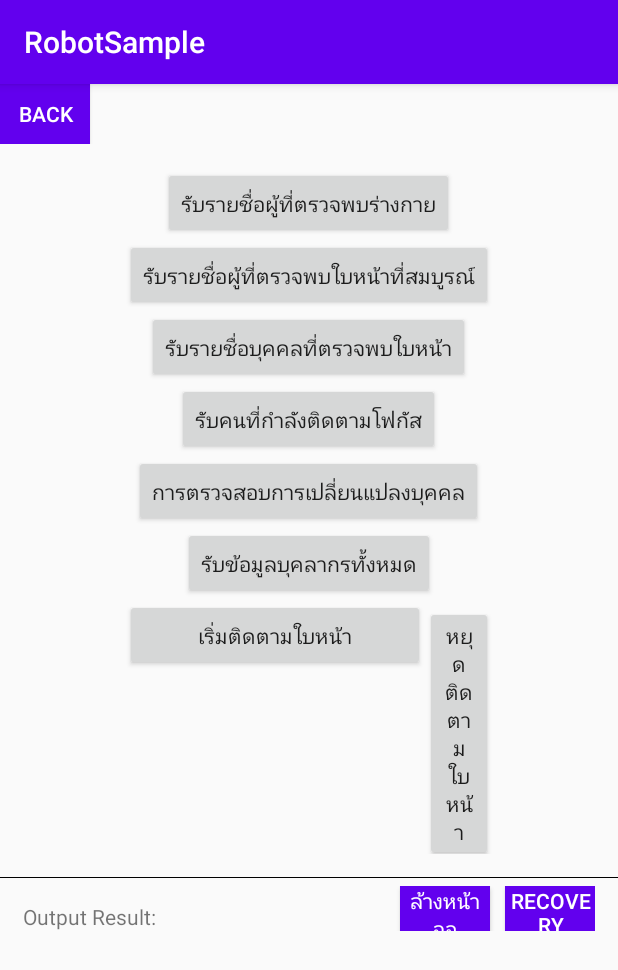
After one commit to Garfieldnara/RobotSample-main, an Android app: the fragment ActivePersonFragment placed in its activity, on a phone screen of 412 x 824 dp. The commit adds this screen. Shown: the top 970 px of the screen. Run offline under Robolectric (Android 15) with nearby library versions, the phone set to English and light mode, and no system bars.

Commit message:
test follow focus

```diff
--- /dev/null
+++ b/app/src/main/java/com/ainirobot/robotos/fragment/ActivePersonFragment.java
@@ -0,0 +1,204 @@
+package com.ainirobot.robotos.fragment;
+
+import android.content.Context;
+import android.util.Log;
+import android.view.View;
+import android.widget.Button;
+
+import androidx.fragment.app.Fragment;
+
+import com.ainirobot.coreservice.client.Definition;
+import com.ainirobot.coreservice.client.RobotApi;
+import com.ainirobot.coreservice.client.listener.ActionListener;
+import com.ainirobot.coreservice.client.listener.Person;
+import com.ainirobot.coreservice.client.person.PersonApi;
+import com.ainirobot.coreservice.client.person.PersonListener;
+import com.ainirobot.robotos.LogTools;
+import com.ainirobot.robotos.R;
+
+import java.util.List;
+
+import static com.ainirobot.base.upload.CrashlyticsCore.TAG;
+
+public class ActivePersonFragment extends BaseFragment {
+    int id; //face id
+    int angle; //face angle
+    double distance; //distance
+    int headSpeed; //robot head speed
+    long latency; //data latency
+    int facewidth; //facewidth
+    int faceheight; //faceheight
+    double faceAngleX; //X-axis angle of face
+    double faceAngleY; //Y-axis angle of face
+    double angleInView; //The angle of the person relative to the robot's head
+    int faceX; //X-axis coordinate of face
+    int faceY; //Y-axis coordinate of face
+    int bodyX; //X-axis coordinate of human body
+    int bodyY; //Y-axis coordinate of human body
+    String remoteFaceId; //Remote registration id
+    int age; //human age
+    String gender; //human gender
+    int glasses;//if human wearing glasses
+
+    private Button mPersonChangeMonitoring;
+    private Button mGetAllPersonnelInformation;
+    private Button mGetListPeopleDetectedBody;
+    private Button mGetListPeopleDetectedFaces;
+    private Button mGetListPeopleDetectedCompleteFaces;
+    private Button mGetPersonFollowingFocus;
+    private Button mStartFollowFocus;
+    private Button mStopFollowFocus;
+
+    @Override
+    public View onCreateView(Context context) {
+        View root = mInflater.inflate(R.layout.active_person, null, false);
+        initViews(root);
+        return root;
+    }
+
+    private void initViews(View root) {
+        mPersonChangeMonitoring = (Button) root.findViewById(R.id.Person_Change_Monitoring);
+        mGetAllPersonnelInformation = (Button) root.findViewById(R.id.Get_All_Personnel_Information);
+        mGetListPeopleDetectedBody = (Button) root.findViewById(R.id.Get_List_People_Detected_Body);
+        mGetListPeopleDetectedFaces = (Button) root.findViewById(R.id.Get_List_People_Detected_Faces);
+        mGetListPeopleDetectedCompleteFaces = (Button) root.findViewById(R.id.Get_List_People_Detected_Complete_Faces);
+        mGetPersonFollowingFocus = (Button) root.findViewById(R.id.Get_Person_Following_Focus);
+        mStartFollowFocus = (Button) root.findViewById(R.id.start_follow_focus);
+        mStopFollowFocus = (Button) root.findViewById(R.id.stop_follow_focus);
+
+        mPersonChangeMonitoring.setOnClickListener(new View.OnClickListener() {
+            @Override
+            public void onClick(View v) {
+
+            }
+        });
+
+        mGetAllPersonnelInformation.setOnClickListener(new View.OnClickListener() {
+            @Override
+            public void onClick(View v) {
+                List<Person> personList = PersonApi.getInstance().getAllPersons();
+                for (int i = 0; i < personList.size(); i++) {
+//                    for (int j = 0; j < personList.get(i))
+                    LogTools.info(personList.get(i).toString());
+//                    System.out.println(personList.get(i));
+                }
+            }
+        });
+
+        mGetListPeopleDetectedBody.setOnClickListener(new View.OnClickListener() {
+            @Override
+            public void onClick(View v) {
+                List<Person> personList = PersonApi.getInstance().getAllBodyList();
+                for (int i = 0; i < personList.size(); i++) {
+                    LogTools.info(personList.get(i).toString());
+//                    System.out.println(personList.get(i));
+                }
+            }
+        });
+
+        mGetListPeopleDetectedFaces.setOnClickListener(new View.OnClickListener() {
+            @Override
+            public void onClick(View v) {
+                List<Person> personList = PersonApi.getInstance().getAllFaceList();
+                for (int i = 0; i < personList.size(); i++) {
+                    LogTools.info(personList.get(i).toString());
+//                    System.out.println(personList.get(i));
+                }
+            }
+        });
+
+        mGetListPeopleDetectedCompleteFaces.setOnClickListener(new View.OnClickListener() {
+            @Override
+            public void onClick(View v) {
+                List<Person> personList = PersonApi.getInstance().getCompleteFaceList();
+                for (int i = 0; i < personList.size(); i++) {
+                    LogTools.info(personList.get(i).toString());
+//                    System.out.println(personList.get(i));
+                }
+            }
+        });
+
+        mGetPersonFollowingFocus.setOnClickListener(new View.OnClickListener() {
+            @Override
+            public void onClick(View v) {
+                Person person = PersonApi.getInstance().getFocusPerson();
+                LogTools.info(person.toString());
+            }
+        });
+
+        mStartFollowFocus.setOnClickListener(new View.OnClickListener() {
+            @Override
+            public void onClick(View v) {
+                focusFollow();
+            }
+        });
+
+        mStopFollowFocus.setOnClickListener(new View.OnClickListener() {
+            @Override
+            public void onClick(View v) {
+                RobotApi.getInstance().stopFocusFollow(0);
+            }
+        });
+
+        PersonListener listener = new PersonListener() {
+            @Override
+            public void personChanged() {
+                super.personChanged();
+                //when person changed, use "getAllPersons()" to get all people info in the robot's field of view
+            }
+        };
+
+    }
+
+    public void focusFollow () {
+        RobotApi.getInstance().startFocusFollow(0, 0, 2, 2, new ActionListener() {
+            @Override
+            public void onStatusUpdate(int status, String data) {
+                switch (status) {
+                    case Definition.STATUS_TRACK_TARGET_SUCCEED:
+                        //Follow the target successfully
+                        break;
+                    case Definition.STATUS_GUEST_LOST:
+                        //lost target
+                        break;
+                    case Definition.STATUS_GUEST_FARAWAY:
+                        // target distance is greater than the set maximum distance
+                        break;
+                    case Definition.STATUS_GUEST_APPEAR:
+                        // target re-enter the set maximum distance
+                        break;
+                }
+            }
+            @Override
+            public void onError(int errorCode, String errorString) {
+                switch (errorCode) {
+                    case Definition.ERROR_SET_TRACK_FAILED:
+                    case Definition.ERROR_TARGET_NOT_FOUND:
+                        //target not found
+                        break;
+                    case Definition.ACTION_RESPONSE_ALREADY_RUN:
+                        //robot is doing a following task, please stop first before re-executing
+                        break;
+                    case Definition.ACTION_RESPONSE_REQUEST_RES_ERROR:
+                        //There are already api calls that need to control the chassis (for example: lead, navigation), please stop first, then continue to call
+                        break;
+                }
+            }
+            @Override
+            public void onResult(int status, String responseString) {
+                Log.d(TAG, "startTrackPerson onResult status: " + status);
+                LogTools.info("startTrackPerson onResult status: " + status);
+                switch (status) {
+                    case Definition.ACTION_RESPONSE_STOP_SUCCESS:
+                        //during the focus following process, use stopFocusFollow to stop successfully
+                        break;
+                }
+            }
+        });
+    }
+
+    public static Fragment newInstance() {
+        return new ActivePersonFragment();
+    }
+
+}
--- a/app/src/main/java/com/ainirobot/robotos/fragment/MainFragment.java
+++ b/app/src/main/java/com/ainirobot/robotos/fragment/MainFragment.java
@@ -34,6 +34,7 @@ public class MainFragment extends BaseFragment {
     private Button mCharge_scene;
     private Button mLocation_scene;
     private Button mNavigation_scene;
+    private Button mActivePerson_scene;
 
     @Override
     public View onCreateView(Context context) {
@@ -52,6 +53,7 @@ public class MainFragment extends BaseFragment {
         mCharge_scene = (Button) root.findViewById(R.id.charge_scene);
         mLocation_scene = (Button) root.findViewById(R.id.location_scene);
         mNavigation_scene = (Button) root.findViewById(R.id.navigation_scene);
+        mActivePerson_scene = (Button) root.findViewById(R.id.activePerson_scen);
 
         mLead_scene.setOnClickListener(new View.OnClickListener() {
             @Override
@@ -102,6 +104,13 @@ public class MainFragment extends BaseFragment {
                 switchFragment(ChargeFragment.newInstance());
             }
         });
+
+        mActivePerson_scene.setOnClickListener(new View.OnClickListener() {
+            @Override
+            public void onClick(View v) {
+                switchFragment(ActivePersonFragment.newInstance());
+            }
+        });
     }
 
     public static Fragment newInstance() {
--- /dev/null
+++ b/app/src/main/res/layout/active_person.xml
@@ -0,0 +1,75 @@
+<?xml version="1.0" encoding="utf-8"?>
+<androidx.constraintlayout.widget.ConstraintLayout xmlns:android="http://schemas.android.com/apk/res/android"
+    xmlns:app="http://schemas.android.com/apk/res-auto"
+    xmlns:tools="http://schemas.android.com/tools"
+    android:layout_width="match_parent"
+    android:layout_height="match_parent">
+
+    <LinearLayout
+        android:layout_width="match_parent"
+        android:layout_height="match_parent"
+        android:gravity="center"
+        android:orientation="vertical"
+        app:layout_constraintBottom_toBottomOf="parent"
+        app:layout_constraintEnd_toEndOf="parent"
+        app:layout_constraintHorizontal_bias="0.5"
+        app:layout_constraintStart_toStartOf="parent"
+        app:layout_constraintTop_toTopOf="parent">
+
+        <Button
+            android:id="@+id/Get_List_People_Detected_Body"
+            android:layout_width="wrap_content"
+            android:layout_height="wrap_content"
+            android:text="@string/Get_list_people_detected_body" />
+
+        <Button
+            android:id="@+id/Get_List_People_Detected_Complete_Faces"
+            android:layout_width="wrap_content"
+            android:layout_height="wrap_content"
+            android:text="@string/Get_list_people_detected_complete_faces" />
+
+        <Button
+            android:id="@+id/Get_List_People_Detected_Faces"
+            android:layout_width="wrap_content"
+            android:layout_height="wrap_content"
+            android:text="@string/Get_list_people_detected_faces" />
+
+        <Button
+            android:id="@+id/Get_Person_Following_Focus"
+            android:layout_width="wrap_content"
+            android:layout_height="wrap_content"
+            android:text="@string/Get_person_following_focus" />
+
+        <Button
+            android:id="@+id/Person_Change_Monitoring"
+            android:layout_width="wrap_content"
+            android:layout_height="wrap_content"
+            android:text="@string/Person_change_monitoring" />
+
+        <Button
+            android:id="@+id/Get_All_Personnel_Information"
+            android:layout_width="wrap_content"
+            android:layout_height="wrap_content"
+            android:text="@string/Get_all_personnel_information" />
+
+        <LinearLayout
+            android:layout_width="match_parent"
+            android:layout_height="match_parent"
+            android:orientation="horizontal">
+
+            <Button
+                android:id="@+id/start_follow_focus"
+                android:layout_width="200dp"
+                android:layout_height="wrap_content"
+                android:text="@string/start_follow_focus" />
+
+            <Button
+                android:id="@+id/stop_follow_focus"
+                android:layout_width="195dp"
+                android:layout_height="wrap_content"
+                android:layout_weight="1"
+                android:text="@string/stop_follow_focus" />
+        </LinearLayout>
+    </LinearLayout>
+
+</androidx.constraintlayout.widget.ConstraintLayout>
--- a/app/src/main/res/values/strings.xml
+++ b/app/src/main/res/values/strings.xml
@@ -41,11 +41,21 @@
 
     <string name="navigation_stop"> หยุดการนำทาง</string>
     <string name="navigation_resume_direction">นำทางต่อ</string>
+    <string name="navigation_list_position">รายการตำแหน่ง</string>
 
     <string name="charge_auto_start">เริ่มการชาร์จ</string>
     <string name="charge_auto_stop">หยุดการชาร์จ</string>
     <string name="charge_stop_leave">ชาร์จเสร็จแล้ว</string>
 
+    <string name="active_person">ตรวจจับผู้คน</string>
+    <string name="Person_change_monitoring">การตรวจสอบการเปลี่ยนแปลงบุคคล</string>
+    <string name="Get_all_personnel_information">รับข้อมูลบุคลากรทั้งหมด</string>
+    <string name="Get_list_people_detected_body">รับรายชื่อผู้ที่ตรวจพบร่างกาย</string>
+    <string name="Get_list_people_detected_faces">รับรายชื่อบุคคลที่ตรวจพบใบหน้า</string>
+    <string name="Get_list_people_detected_complete_faces">รับรายชื่อผู้ที่ตรวจพบใบหน้าที่สมบูรณ์</string>
+    <string name="Get_person_following_focus">รับคนที่กำลังติดตามโฟกัส</string>
+    <string name="start_follow_focus">เริ่มติดตามใบหน้า</string>
+    <string name="stop_follow_focus">หยุดติดตามใบหน้า</string>
 
 
 </resources>
```
Also changed, not shown: app/src/main/java/com/ainirobot/robotos/fragment/NavigationFragment.java (+36 -0 lines), app/src/main/res/layout/fragment_main_layout.xml (+9 -0 lines), app/src/main/res/layout/fragment_navigation_layout.xml (+17 -0 lines).
